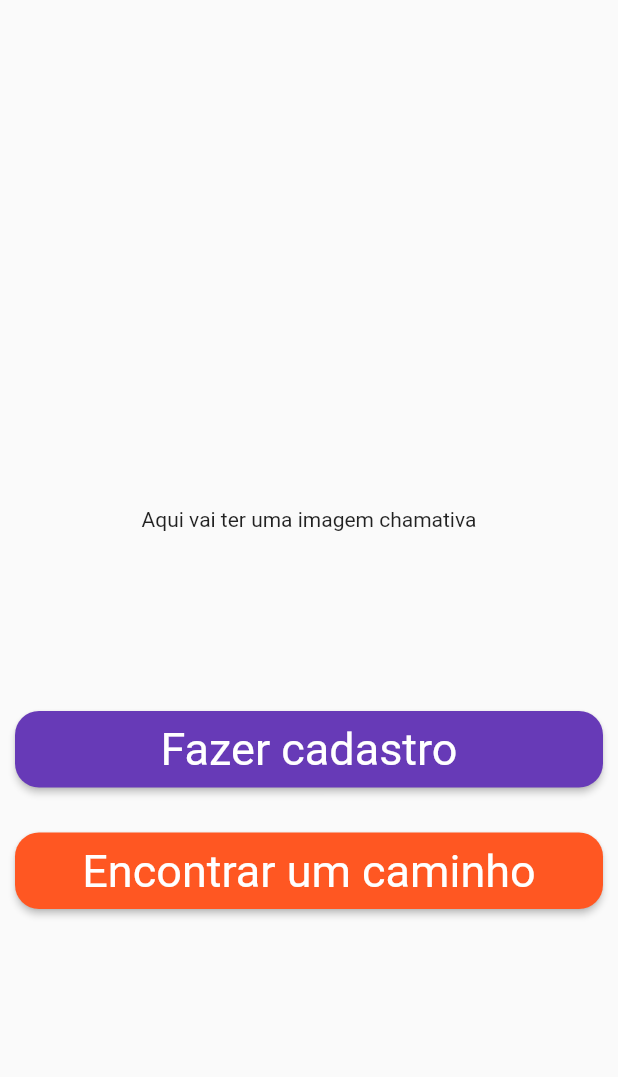
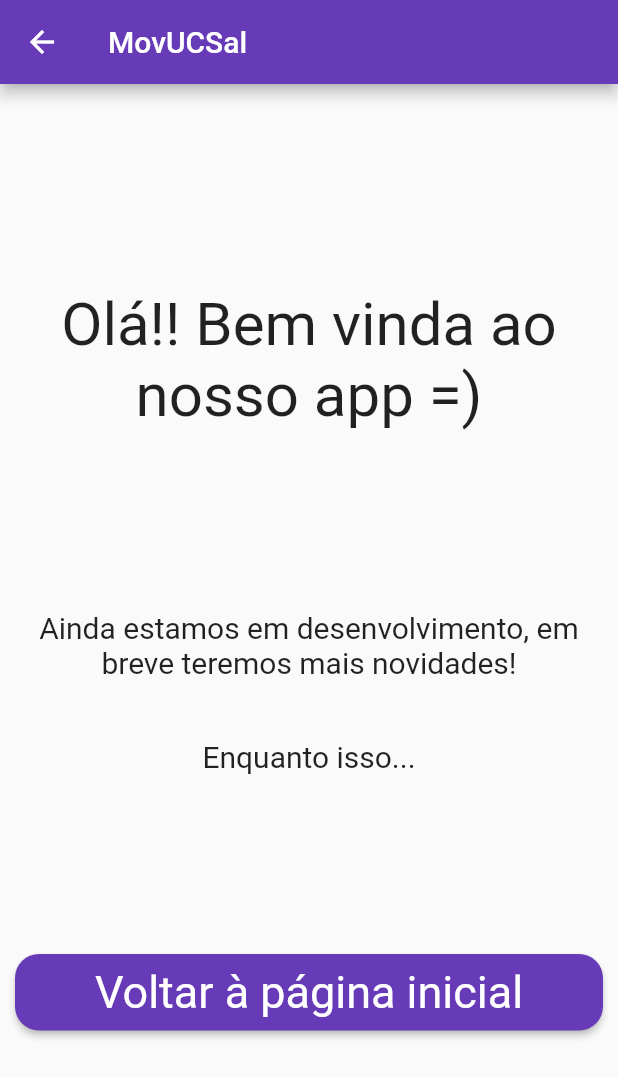
Before and after one commit to millbittencourt/flutter-movucsal, a Flutter app: the screen it shows after launch, after a tap on "Fazer cadastro", on a phone screen of 412 x 824 dp. Shown: the top 1077 px of the screen. Run offline on Flutter 3.47's test engine with Material 2 defaults, Android fonts, the phone set to English and light mode, and no system bars.

Commit message:
adds register page

```diff
--- a/movucsal/lib/main.dart
+++ b/movucsal/lib/main.dart
@@ -1,7 +1,9 @@
 import 'dart:math';
 
+import 'package:flutter/gestures.dart';
 import 'package:flutter/material.dart';
 import 'package:flutter/rendering.dart';
+import 'package:movucsal/pages/RegisterPage.dart';
 import 'package:movucsal/widgets/ExpandedButton.dart';
 
 void main() {
@@ -24,6 +26,10 @@ class MyApp extends StatelessWidget {
 class MyOtherHome extends StatelessWidget {
   @override
   Widget build(BuildContext context) {
+    handleRegisterClick() => Navigator.of(context).push(
+          MaterialPageRoute(builder: (_) => RegisterPage()),
+        );
+
     return Scaffold(
       // appBar: AppBar(
       //   title: Text('Nem sei'),
@@ -40,11 +46,13 @@ class MyOtherHome extends StatelessWidget {
             ExpandedButton(
               title: 'Fazer cadastro',
               color: Theme.of(context).primaryColor,
+              handleOnClick: handleRegisterClick,
             ),
             const SizedBox(height: 30),
             ExpandedButton(
               title: 'Encontrar um caminho',
               color: Colors.deepOrange,
+              handleOnClick: () {},
             ),
             const SizedBox(height: 30),
           ],
--- /dev/null
+++ b/movucsal/lib/pages/RegisterPage.dart
@@ -0,0 +1,49 @@
+import 'package:flutter/material.dart';
+import 'package:movucsal/widgets/ExpandedButton.dart';
+
+class RegisterPage extends StatelessWidget {
+  @override
+  Widget build(BuildContext context) {
+    return Scaffold(
+      appBar: AppBar(
+        title: Text('MovUCSal'),
+      ),
+      body: Center(
+        child: Column(
+          mainAxisAlignment: MainAxisAlignment.center,
+          children: [
+            Text(
+              'Olá!! Bem vinda ao nosso app =)',
+              textAlign: TextAlign.center,
+              style: TextStyle(
+                fontSize: 40,
+              ),
+            ),
+            const SizedBox(height: 120),
+            Text(
+              'Ainda estamos em desenvolvimento, em breve teremos mais novidades!',
+              textAlign: TextAlign.center,
+              style: TextStyle(
+                fontSize: 20,
+              ),
+            ),
+            const SizedBox(height: 40),
+            Text(
+              'Enquanto isso...',
+              textAlign: TextAlign.center,
+              style: TextStyle(
+                fontSize: 20,
+              ),
+            ),
+            const SizedBox(height: 120),
+            ExpandedButton(
+              title: 'Voltar à página inicial',
+              color: Theme.of(context).primaryColor,
+              handleOnClick: () {},
+            ),
+          ],
+        ),
+      ),
+    );
+  }
+}
--- a/movucsal/lib/widgets/ExpandedButton.dart
+++ b/movucsal/lib/widgets/ExpandedButton.dart
@@ -1,9 +1,11 @@
 import 'package:flutter/material.dart';
 
 class ExpandedButton extends StatelessWidget {
-  ExpandedButton({required this.title, required this.color});
+  ExpandedButton(
+      {required this.title, required this.color, required this.handleOnClick});
   final String title;
   final Color color;
+  final Function handleOnClick;
 
   ButtonStyle style(Color color) {
     return ElevatedButton.styleFrom(
@@ -24,7 +26,7 @@ class ExpandedButton extends StatelessWidget {
         Expanded(
           child: ElevatedButton(
             style: style(color),
-            onPressed: () {},
+            onPressed: () => handleOnClick(),
             child: Text(title),
           ),
         ),
```
